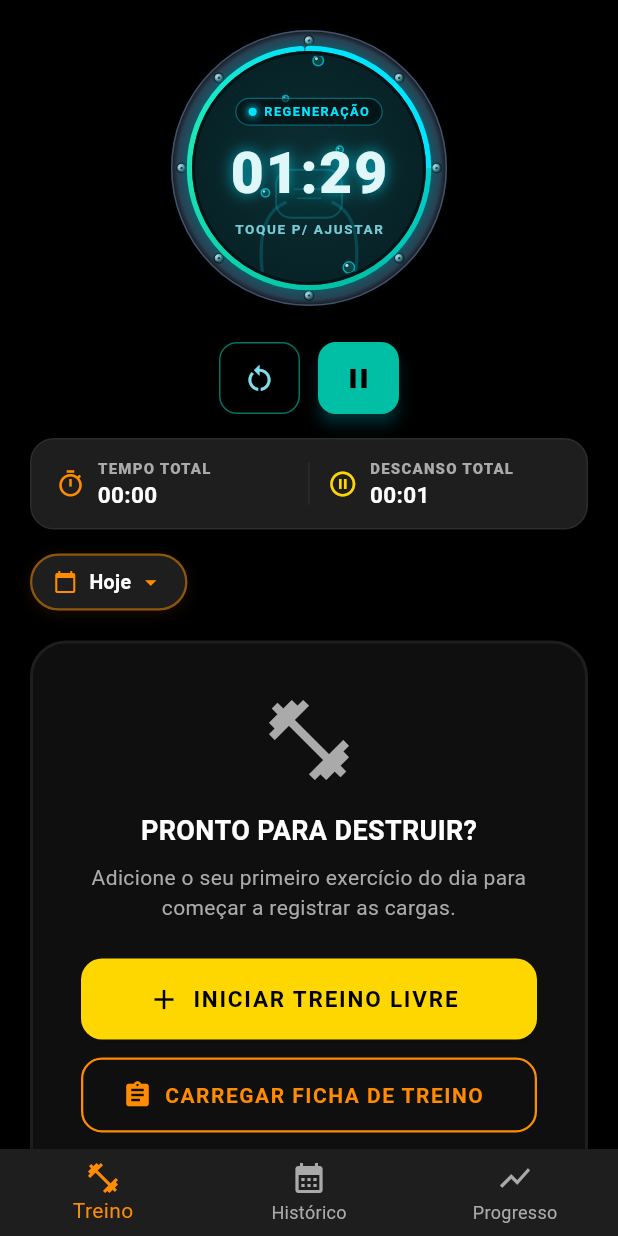
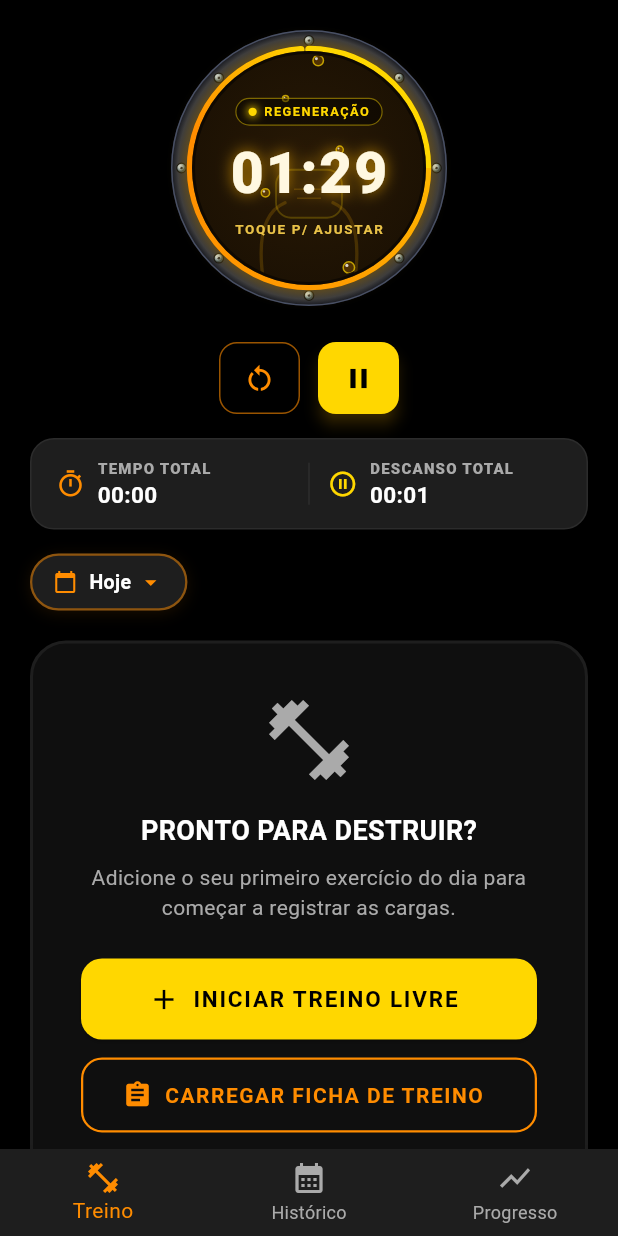
Before and after one commit to Luan-Diniz02/Gym_Saiyajin, a Flutter app: the screen it shows after launch, after a tap on the "play arrow" icon, on a phone screen of 412 x 824 dp. Run offline on Flutter 3.47's test engine with Material 3 defaults, Android fonts, the phone set to English and light mode, and no system bars; our stand-ins replace file_picker, fl_chart, flutter_local_notifications, image_picker, share_plus, shared_preferences and 3 more; missing offline and left inert: flutter_ringtone_player; accounts and stored records are empty.

Commit message:
fix(cronometro): sincronizacao exata de segundos e harmonizacao com paleta ouro e ambar saiyajin

```diff
--- a/lib/controllers/treino_controller.dart
+++ b/lib/controllers/treino_controller.dart
@@ -893,7 +893,8 @@ class TreinoController extends ChangeNotifier with WidgetsBindingObserver {
   void pausarTimer() {
     _acumularDescansoAtual();
     if (_timerEndTime != null) {
-      final restante = _timerEndTime!.difference(DateTime.now()).inSeconds;
+      final diffMs = _timerEndTime!.difference(DateTime.now()).inMilliseconds;
+      final restante = (diffMs / 1000.0).ceil();
       _tempoAtual = restante > 0 ? restante : 0;
     }
     _timer?.cancel();
@@ -931,7 +932,8 @@ class TreinoController extends ChangeNotifier with WidgetsBindingObserver {
     _timer?.cancel();
     _timer = Timer.periodic(const Duration(seconds: 1), (_) {
       if (_timerEndTime != null) {
-        final remaining = _timerEndTime!.difference(DateTime.now()).inSeconds;
+        final diffMs = _timerEndTime!.difference(DateTime.now()).inMilliseconds;
+        final remaining = (diffMs / 1000.0).ceil();
         if (remaining > 0) {
           _tempoAtual = remaining;
           notifyListeners();
@@ -963,7 +965,8 @@ class TreinoController extends ChangeNotifier with WidgetsBindingObserver {
       }
 
       if (_isTimerRodando && _timerEndTime != null) {
-        final remaining = _timerEndTime!.difference(DateTime.now()).inSeconds;
+        final diffMs = _timerEndTime!.difference(DateTime.now()).inMilliseconds;
+        final remaining = (diffMs / 1000.0).ceil();
         if (remaining > 0) {
           _tempoAtual = remaining;
           if (_timer == null || !_timer!.isActive) {
--- a/lib/widgets/cronometro_widget.dart
+++ b/lib/widgets/cronometro_widget.dart
@@ -110,8 +110,8 @@ class _CronometroWidgetState extends State<CronometroWidget>
                           borderRadius: BorderRadius.circular(10),
                           border: Border.all(
                             color: widget.isTimerRodando
-                                ? const Color(0xFF00E5FF).withValues(alpha: 0.4)
-                                : const Color(0xFF00BFA5).withValues(alpha: 0.25),
+                                ? const Color(0xFFFFD700).withValues(alpha: 0.45)
+                                : const Color(0xFFFF9E00).withValues(alpha: 0.25),
                             width: 0.8,
                           ),
                         ),
@@ -124,15 +124,15 @@ class _CronometroWidgetState extends State<CronometroWidget>
                               decoration: BoxDecoration(
                                 shape: BoxShape.circle,
                                 color: widget.isTimerRodando
-                                    ? const Color(0xFF00E5FF)
+                                    ? const Color(0xFFFFD700)
                                     : (widget.tempoAtual <
                                             widget.tempoDescansoPadrao
-                                        ? const Color(0xFFFFB300)
-                                        : const Color(0xFF00BFA5)),
+                                        ? const Color(0xFFFF8C00)
+                                        : const Color(0xFFFFD54F)),
                                 boxShadow: widget.isTimerRodando
                                     ? [
                                         BoxShadow(
-                                          color: const Color(0xFF00E5FF)
+                                          color: const Color(0xFFFFD700)
                                               .withValues(alpha: 0.8),
                                           blurRadius: 4,
                                           spreadRadius: 1,
@@ -148,17 +148,17 @@ class _CronometroWidgetState extends State<CronometroWidget>
                                   : (widget.tempoAtual <
                                           widget.tempoDescansoPadrao
                                       ? 'PAUSADO'
-                                      : 'CÂMARA DE CURA'),
+                                      : 'CÂMARA DE KI'),
                               style: TextStyle(
                                 fontSize: 8.5,
                                 fontWeight: FontWeight.bold,
                                 letterSpacing: 1.0,
                                 color: widget.isTimerRodando
-                                    ? const Color(0xFF00E5FF)
+                                    ? const Color(0xFFFFD700)
                                     : (widget.tempoAtual <
                                             widget.tempoDescansoPadrao
-                                        ? const Color(0xFFFFB300)
-                                        : const Color(0xFF80DEEA)),
+                                        ? const Color(0xFFFF8C00)
+                                        : const Color(0xFFFFD54F)),
                               ),
                             ),
                           ],
@@ -173,12 +173,12 @@ class _CronometroWidgetState extends State<CronometroWidget>
                           fontWeight: FontWeight.w900,
                           letterSpacing: 1.2,
                           color: widget.isTimerRodando
-                              ? const Color(0xFFE0F7FA)
+                              ? const Color(0xFFFFF8E1)
                               : AppColors.textLight,
                           shadows: [
                             Shadow(
                               color: widget.isTimerRodando
-                                  ? const Color(0xFF00E5FF)
+                                  ? const Color(0xFFFFB300)
                                       .withValues(alpha: 0.7)
                                   : Colors.black87,
                               blurRadius: widget.isTimerRodando ? 12 : 6,
@@ -194,7 +194,7 @@ class _CronometroWidgetState extends State<CronometroWidget>
                           fontSize: 9,
                           fontWeight: FontWeight.w600,
                           color: widget.isTimerRodando
-                              ? const Color(0xFF80DEEA).withValues(alpha: 0.9)
+                              ? const Color(0xFFFFD54F).withValues(alpha: 0.9)
                               : AppColors.textDimmed,
                           letterSpacing: 1.1,
                         ),
@@ -220,9 +220,9 @@ class _CronometroWidgetState extends State<CronometroWidget>
               style: OutlinedButton.styleFrom(
                 minimumSize: const Size(48, 48),
                 padding: const EdgeInsets.symmetric(horizontal: 16, vertical: 12),
-                foregroundColor: const Color(0xFF80DEEA),
+                foregroundColor: AppColors.primary,
                 side: BorderSide(
-                  color: const Color(0xFF00BFA5).withValues(alpha: 0.6),
+                  color: AppColors.primary.withValues(alpha: 0.6),
                 ),
                 shape: RoundedRectangleBorder(
                   borderRadius: BorderRadius.circular(12),
@@ -238,16 +238,14 @@ class _CronometroWidgetState extends State<CronometroWidget>
                 minimumSize: const Size(48, 48),
                 padding: const EdgeInsets.symmetric(horizontal: 16, vertical: 12),
                 backgroundColor: widget.isTimerRodando
-                    ? const Color(0xFF00BFA5)
+                    ? AppColors.accent
                     : AppColors.primary,
-                foregroundColor: widget.isTimerRodando
-                    ? Colors.black
-                    : AppColors.background,
+                foregroundColor: AppColors.background,
                 shape: RoundedRectangleBorder(
                   borderRadius: BorderRadius.circular(12),
                 ),
                 elevation: widget.isTimerRodando ? 4 : 1,
-                shadowColor: const Color(0xFF00E5FF).withValues(alpha: 0.5),
+                shadowColor: const Color(0xFFFFB300).withValues(alpha: 0.5),
               ),
               child: Icon(
                 widget.isTimerRodando ? Icons.pause : Icons.play_arrow,
--- a/lib/widgets/escotilha_camara_painter.dart
+++ b/lib/widgets/escotilha_camara_painter.dart
@@ -124,7 +124,7 @@ class EscotilhaCamaraPainter extends CustomPainter {
     }
   }
 
-  /// Desenha o anel circular de fluido bioenergético com glow medicinal
+  /// Desenha o anel circular de fluido bioenergético com glow de Ki Saiyajin
   void _desenharAnelFluido(
     Canvas canvas,
     Offset center,
@@ -136,7 +136,7 @@ class EscotilhaCamaraPainter extends CustomPainter {
 
     // Trilho de fundo (fluido escuro em repouso)
     final trackPaint = Paint()
-      ..color = const Color(0xFF063336).withValues(alpha: 0.6)
+      ..color = const Color(0xFF261805).withValues(alpha: 0.7)
       ..style = PaintingStyle.stroke
       ..strokeWidth = strokeWidth;
     canvas.drawArc(rect, -math.pi / 2, 2 * math.pi, false, trackPaint);
@@ -148,7 +148,7 @@ class EscotilhaCamaraPainter extends CustomPainter {
     // Brilho exterior (Glow suave) quando ativo
     if (isAtivo) {
       final glowPaint = Paint()
-        ..color = const Color(0xFF00E5FF).withValues(alpha: 0.45)
+        ..color = const Color(0xFFFFB300).withValues(alpha: 0.45)
         ..style = PaintingStyle.stroke
         ..strokeWidth = strokeWidth + 4.0
         ..strokeCap = StrokeCap.round
@@ -156,16 +156,16 @@ class EscotilhaCamaraPainter extends CustomPainter {
       canvas.drawArc(rect, -math.pi / 2, sweepAngle, false, glowPaint);
     }
 
-    // Arco frontal do fluido em gradiente ciano -> verde-água medicinal
+    // Arco frontal do fluido em gradiente Ouro Super Saiyajin -> Laranja Ki
     final progressPaint = Paint()
       ..shader = const SweepGradient(
         startAngle: -math.pi / 2,
         endAngle: 3 * math.pi / 2,
         colors: [
-          Color(0xFF00E5FF), // Ciano puro
-          Color(0xFF00BFA5), // Verde-água medicinal
-          Color(0xFF1DE9B6), // Esmeralda bioenergética
-          Color(0xFF00E5FF),
+          Color(0xFFFFD700), // Ouro SSJ
+          Color(0xFFFF9E00), // Âmbar elétrico
+          Color(0xFFFF8C00), // Laranja Ki clássico
+          Color(0xFFFFD700),
         ],
         stops: [0.0, 0.45, 0.8, 1.0],
       ).createShader(rect)
@@ -176,25 +176,25 @@ class EscotilhaCamaraPainter extends CustomPainter {
     canvas.drawArc(rect, -math.pi / 2, sweepAngle, false, progressPaint);
   }
 
-  /// Desenha o interior de vidro com fluido medicinal profundo
+  /// Desenha o interior de vidro com fluido de Ki profundo
   void _desenharVidroEFluido(Canvas canvas, Offset center, double glassRadius) {
     final glassRect = Rect.fromCircle(center: center, radius: glassRadius);
 
-    // Gradiente submarino profundo de líquido curativo
+    // Gradiente de fluido de Ki escurecido
     final liquidPaint = Paint()
       ..shader = RadialGradient(
         center: Alignment.center,
         radius: 0.95,
         colors: isAtivo
             ? const [
-                Color(0xFF0B2E33), // Centro com bioluminescência ativa
-                Color(0xFF062024), // Meio tom
-                Color(0xFF031114), // Borda escura profunda
+                Color(0xFF281905), // Centro com bioluminescência dourada ativa
+                Color(0xFF1A1003), // Meio tom
+                Color(0xFF0D0802), // Borda escura profunda
               ]
             : const [
-                Color(0xFF081C20), // Repouso / escuro
-                Color(0xFF051518),
-                Color(0xFF020B0D),
+                Color(0xFF181005), // Repouso / escuro
+                Color(0xFF100B03),
+                Color(0xFF080502),
               ],
         stops: const [0.0, 0.65, 1.0],
       ).createShader(glassRect)
@@ -227,11 +227,11 @@ class EscotilhaCamaraPainter extends CustomPainter {
     final maskCenterX = center.dx;
 
     final maskFillPaint = Paint()
-      ..color = const Color(0xFF00383D).withValues(alpha: 0.35)
+      ..color = const Color(0xFF332005).withValues(alpha: 0.35)
       ..style = PaintingStyle.fill;
 
     final maskStrokePaint = Paint()
-      ..color = const Color(0xFF00E5FF).withValues(alpha: 0.22)
+      ..color = const Color(0xFFFFD700).withValues(alpha: 0.22)
       ..style = PaintingStyle.stroke
       ..strokeWidth = 1.2;
 
@@ -252,7 +252,7 @@ class EscotilhaCamaraPainter extends CustomPainter {
 
     // Filtro central / grelha da máscara
     final grillPaint = Paint()
-      ..color = const Color(0xFF00E5FF).withValues(alpha: 0.18)
+      ..color = const Color(0xFFFFB300).withValues(alpha: 0.18)
       ..style = PaintingStyle.stroke
       ..strokeWidth = 1.0;
 
@@ -269,7 +269,7 @@ class EscotilhaCamaraPainter extends CustomPainter {
 
     // Mangueiras sanfonadas conectadas aos lados e descendo
     final hosePaint = Paint()
-      ..color = const Color(0xFF00E5FF).withValues(alpha: 0.18)
+      ..color = const Color(0xFFFFB300).withValues(alpha: 0.18)
       ..style = PaintingStyle.stroke
       ..strokeWidth = 2.2
       ..strokeCap = StrokeCap.round;
@@ -324,16 +324,16 @@ class EscotilhaCamaraPainter extends CustomPainter {
     ];
 
     final bubbleStrokePaint = Paint()
-      ..color = const Color(0xFF00E5FF).withValues(alpha: isAtivo ? 0.65 : 0.25)
+      ..color = const Color(0xFFFFD700).withValues(alpha: isAtivo ? 0.70 : 0.25)
       ..style = PaintingStyle.stroke
       ..strokeWidth = 1.0;
 
     final bubbleFillPaint = Paint()
-      ..color = const Color(0xFF00BFA5).withValues(alpha: isAtivo ? 0.22 : 0.08)
+      ..color = const Color(0xFFFF9E00).withValues(alpha: isAtivo ? 0.22 : 0.08)
       ..style = PaintingStyle.fill;
 
     final bubbleHighlight = Paint()
-      ..color = Colors.white.withValues(alpha: isAtivo ? 0.75 : 0.3)
+      ..color = Colors.white.withValues(alpha: isAtivo ? 0.80 : 0.3)
       ..style = PaintingStyle.fill;
 
     final effectiveAnim = isAtivo ? animationValue : 0.2;
@@ -382,9 +382,9 @@ class EscotilhaCamaraPainter extends CustomPainter {
         endAngle: -math.pi * 0.15,
         colors: [
           Colors.transparent,
-          Color(0x3300E5FF),
+          Color(0x33FFD700),
           Color(0x55FFFFFF),
-          Color(0x3300E5FF),
+          Color(0x33FFD700),
           Colors.transparent,
         ],
         stops: [0.0, 0.25, 0.5, 0.75, 1.0],
```
Also changed, not shown: 1 other file.
